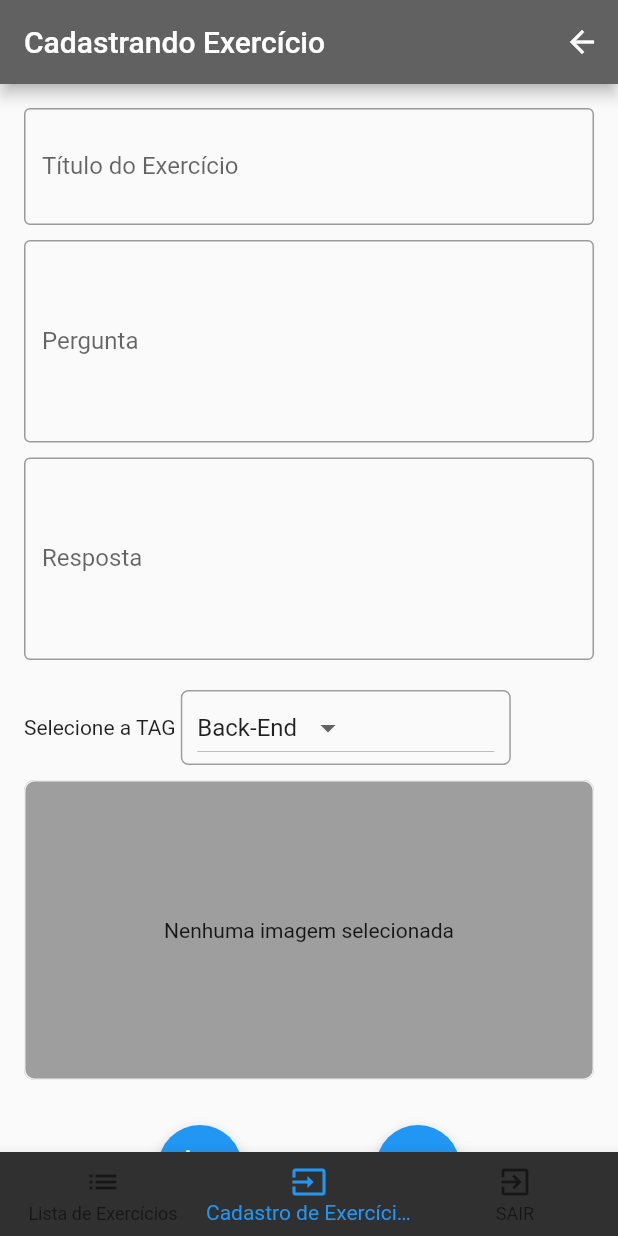
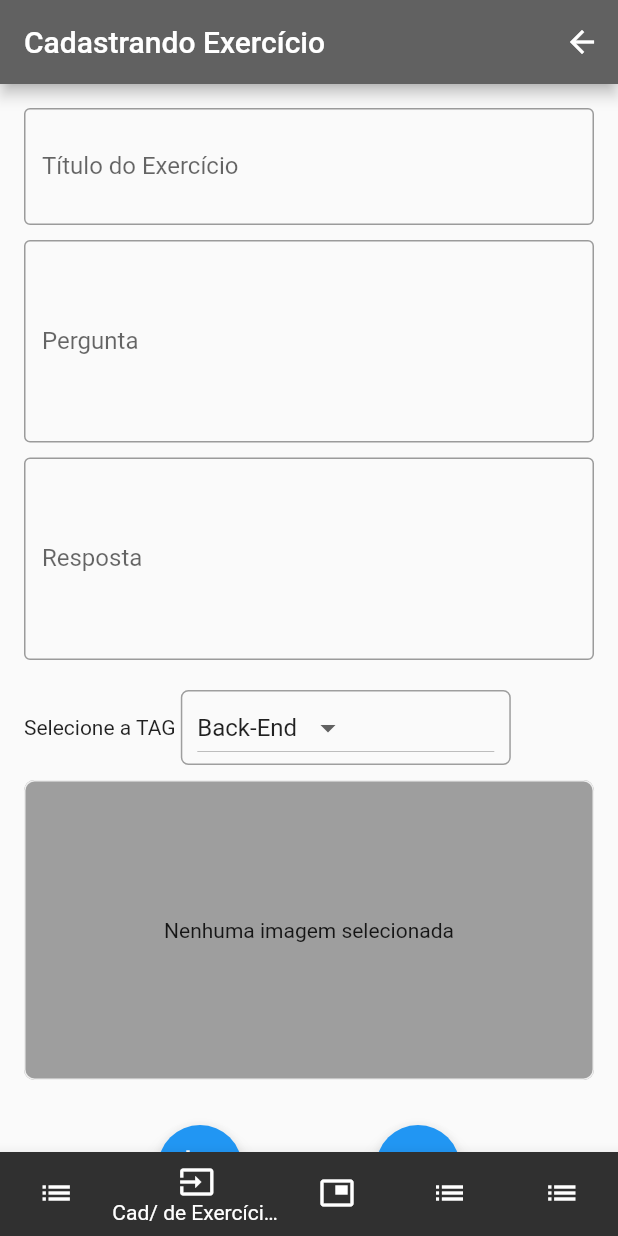
Before and after one commit to adolfosp/Back-Front_WebCodeTricks, a Flutter app: the HomeScreen screen opened directly, item 2 of the bottom bar chosen, after a tap on the "add a photo" icon, on a phone screen of 412 x 824 dp. Run offline on Flutter 3.47's test engine with Material 2 defaults, Android fonts, the phone set to English and light mode, and no system bars; our stand-ins replace cloud_firestore, firebase_auth, firebase_storage, google_fonts, google_sign_in, image_picker and 3 more; missing offline and left inert: bloc_pattern, multilevel_drawer; accounts and stored records are empty; network calls fail.

Commit message:
Criando o cadastrar de imagens, listar e excluir

```diff
--- a/lib/model/firestore_service.dart
+++ b/lib/model/firestore_service.dart
@@ -1,5 +1,6 @@
 import 'package:cloud_firestore/cloud_firestore.dart';
 import 'package:webcodetricks/model/exercise.dart';
+import 'package:webcodetricks/model/image.dart';
 
 class FirestoreService {
   static final FirestoreService _firestoreService =
@@ -39,6 +40,20 @@ class FirestoreService {
         );
   }
 
+  Stream<List<Images>> getImageWhere(String usuario) {
+    return _db
+        .collection('images')
+        .where('usuario', isEqualTo: usuario)
+        .snapshots()
+        .map(
+          (snapshot) => snapshot.documents
+              .map(
+                (doc) => Images.fromMap(doc.data, doc.documentID),
+              )
+              .toList(),
+        );
+  }
+
   Future<void> addExercise(Exercise exercise) {
     return _db.collection('exercise').add(exercise.toMap());
   }
@@ -47,10 +62,18 @@ class FirestoreService {
     return _db.collection('exercise').document(id).delete();
   }
 
+  Future<void> deleteNodeImage(String id) {
+    return _db.collection('images').document(id).delete();
+  }
+
   Future<void> updateExercise(Exercise exercise) {
     return _db
         .collection('exercise')
         .document(exercise.id)
         .updateData(exercise.toMap());
   }
+
+  Future<void> addImage(Images images) {
+    return _db.collection('images').add(images.toMap());
+  }
 }
--- /dev/null
+++ b/lib/model/image.dart
@@ -0,0 +1,28 @@
+class Images {
+  final String id;
+  final String url;
+  final int pos;
+  final int x;
+  final int y;
+  final String usuario;
+
+  Images({this.id, this.url, this.pos, this.x, this.y, this.usuario});
+
+  Images.fromMap(Map<String, dynamic> data, String id)
+      : url = data['image'],
+        id = id,
+        pos = data['pos'],
+        x = data['x'],
+        y = data['y'],
+        usuario = data['usuario'];
+
+  Map<String, dynamic> toMap() {
+    return {
+      "image": url,
+      "pos": pos,
+      "x": x,
+      "y": y,
+      "usuario": usuario,
+    };
+  }
+}
--- /dev/null
+++ b/lib/screen/addImage.dart
@@ -0,0 +1,202 @@
+import 'dart:async';
+import 'dart:io';
+import 'package:firebase_storage/firebase_storage.dart';
+import 'package:webcodetricks/model/firestore_service.dart';
+import 'package:webcodetricks/model/image.dart';
+import 'package:flutter/material.dart';
+import 'package:image_picker/image_picker.dart';
+import 'package:webcodetricks/screen/home_page_image.dart';
+import 'package:webcodetricks/screen/home_screen.dart';
+
+class AddImage extends StatefulWidget {
+  final Image image;
+  String usuarioF;
+
+  AddImage({Key key, this.image, this.usuarioF}) : super(key: key);
+
+  @override
+  _AddImageState createState() => _AddImageState();
+}
+
+class _AddImageState extends State<AddImage> {
+  File _image;
+  bool _loading;
+  double _progressValue;
+  final StorageReference storageRef = FirebaseStorage.instance.ref();
+
+  Future<String> uploadImage(imageFile) async {
+    StorageUploadTask uploadTask = storageRef
+        .child(DateTime.now().millisecondsSinceEpoch.toString())
+        .putFile(imageFile);
+    StorageTaskSnapshot storageSnap = await uploadTask.onComplete;
+    String downloadURL = await storageSnap.ref.getDownloadURL();
+    return downloadURL;
+  }
+
+  Future getImageFromGallery() async {
+    final picker = ImagePicker();
+    final pickedFile = await picker.getImage(source: ImageSource.gallery);
+
+    if (pickedFile?.path == null) return;
+
+    final image = File(pickedFile.path);
+
+    setState(() {
+      _image = image;
+    });
+  }
+
+  Future getImageFromCamera() async {
+    final picker = ImagePicker();
+    final pickedFile = await picker.getImage(source: ImageSource.camera);
+
+    if (pickedFile?.path == null) return;
+
+    final image = File(pickedFile.path);
+
+    setState(() {
+      _image = image;
+    });
+  }
+
+  @override
+  void initState() {
+    super.initState();
+    _loading = false;
+    _progressValue = 0.0;
+  }
+
+  @override
+  Widget build(BuildContext context) {
+    return Container(
+      child: Center(
+        child: Column(
+            mainAxisAlignment: MainAxisAlignment.center,
+            crossAxisAlignment: CrossAxisAlignment.center,
+            children: <Widget>[
+              Padding(
+                padding: const EdgeInsets.all(16.0),
+                child: Row(
+                  mainAxisAlignment: MainAxisAlignment.spaceEvenly,
+                  children: <Widget>[
+                    FloatingActionButton(
+                      heroTag: "btn1",
+                      onPressed: getImageFromCamera,
+                      tooltip: 'Capturar Imagem',
+                      child: Icon(Icons.add_a_photo),
+                    ),
+                    FloatingActionButton(
+                      heroTag: "btn2",
+                      onPressed: getImageFromGallery,
+                      tooltip: 'Capturar Imagem',
+                      child: Icon(Icons.wallpaper),
+                    ),
+                  ],
+                ),
+              ),
+              Container(
+                decoration: BoxDecoration(
+                  border: Border.all(
+                    color: Colors.grey[200],
+                    width: 1,
+                  ),
+                  borderRadius: BorderRadius.circular(7),
+                  boxShadow: [
+                    new BoxShadow(
+                      color: Colors.grey,
+                      offset: new Offset(0.0, 0.0),
+                    ),
+                  ],
+                ),
+                width: MediaQuery.of(context).size.width,
+                height: 200.0,
+                child: Center(
+                  child: _image != null
+                      ? Image.file(_image)
+                      : Text(
+                          "Nenhuma imagem selecionada",
+                          textAlign: TextAlign.center,
+                        ),
+                ),
+              ),
+              Padding(
+                padding: const EdgeInsets.all(8.0),
+                child: Center(
+                  child: _loading
+                      ? Column(
+                          mainAxisAlignment: MainAxisAlignment.center,
+                          children: <Widget>[
+                            CircularProgressIndicator(
+                              value: _progressValue,
+                            ),
+                            Text('${(_progressValue * 100).round()}%'),
+                          ],
+                        )
+                      : Text(""),
+                ),
+              ),
+              Center(
+                child: Column(
+                    mainAxisAlignment: MainAxisAlignment.center,
+                    children: <Widget>[
+                      SizedBox(
+                        height: 50.0,
+                        width: 150.0,
+                        child: RaisedButton(
+                            color: Theme.of(context).primaryColor,
+                            textColor: Colors.white,
+                            child: Text(
+                              "Salvar",
+                              style: TextStyle(fontSize: 25.0),
+                            ),
+                            onPressed: () async {
+                              try {
+                                setState(() {
+                                  _loading = !_loading;
+
+                                  _updateProgress();
+                                });
+
+                                String myUrl;
+                                myUrl = await uploadImage(_image);
+                                Images images = Images(
+                                    url: myUrl,
+                                    pos: 1,
+                                    x: 1,
+                                    y: 1,
+                                    usuario: widget.usuarioF);
+                                await FirestoreService().addImage(images);
+
+                                Navigator.of(context).pushReplacement(
+                                    MaterialPageRoute(
+                                        builder: (context) => HomePageImage(
+                                            usuarioAutor: widget.usuarioF)));
+                              } catch (e) {
+                                print(e);
+                              }
+                            }),
+                      ),
+                    ]),
+              ),
+            ]),
+      ),
+    );
+  }
+
+  void _updateProgress() {
+    const oneSec = const Duration(seconds: 1);
+    new Timer.periodic(oneSec, (Timer t) {
+      setState(() {
+        _progressValue += 0.2;
+        // we "finish" downloading here
+        if (_progressValue.toStringAsFixed(1) == '1.0') {
+          _loading = false;
+          t.cancel();
+          _progressValue:
+          0.0;
+          return;
+        }
+      });
+    });
+  }
+}
--- a/lib/screen/home_screen.dart
+++ b/lib/screen/home_screen.dart
@@ -1,10 +1,12 @@
 import 'package:flutter/material.dart';
 import 'package:webcodetricks/main.dart';
 import 'package:webcodetricks/screen/addExercise.dart';
+import 'package:webcodetricks/screen/addImage.dart';
 import 'package:webcodetricks/screen/home_page.dart';
+import 'package:webcodetricks/screen/home_page_image.dart';
 
 class HomeScreen extends StatefulWidget {
-    HomeScreen({Key key, this.usuario }) : super(key: key);
+  HomeScreen({Key key, this.usuario}) : super(key: key);
   final String usuario;
 
   @override
@@ -12,7 +14,6 @@ class HomeScreen extends StatefulWidget {
 }
 
 class _HomeScreenState extends State<HomeScreen> {
-
   PageController _pageController;
   int _page = 0;
 
@@ -52,21 +53,24 @@ class _HomeScreenState extends State<HomeScreen> {
                       textAlign: TextAlign.center)),
               BottomNavigationBarItem(
                   icon: Icon(Icons.input),
-              title: Text(
-                "Cadastro de Exercícios",
+                  title: Text("Cad/ de Exercícios",
                       overflow: TextOverflow.visible,
-                textAlign: TextAlign.center,
-              ),
-            ),
+                      textAlign: TextAlign.center)),
               BottomNavigationBarItem(
-              icon: Icon(Icons.exit_to_app),
-              title: Text(
-                "SAIR",
+                  icon: Icon(Icons.picture_in_picture),
+                  title: Text("Cad/ de Imagens",
                       overflow: TextOverflow.visible,
-                textAlign: TextAlign.center,
-              ),
-            ),
-
+                      textAlign: TextAlign.center)),
+              BottomNavigationBarItem(
+                  icon: Icon(Icons.list),
+                  title: Text("Lista de Imagens",
+                      overflow: TextOverflow.visible,
+                      textAlign: TextAlign.center)),
+              BottomNavigationBarItem(
+                  icon: Icon(Icons.list),
+                  title: Text("Sair do App",
+                      overflow: TextOverflow.visible,
+                      textAlign: TextAlign.center)),
             ],
           ),
         ),
@@ -78,7 +82,11 @@ class _HomeScreenState extends State<HomeScreen> {
                 _page = p;
               });
             },
-            children: <Widget>[HomePageExercise(usuarioF:widget.usuario), AddExercise(usuarioF:widget.usuario),
+            children: <Widget>[
+              HomePageExercise(usuarioF: widget.usuario),
+              AddExercise(usuarioF: widget.usuario),
+              AddImage(usuarioF: widget.usuario),
+              HomePageImage(usuarioAutor: widget.usuario),
               AlertDialog(
                 content: Text("Deseja realmente sair?"),
                 actions: <Widget>[
@@ -88,7 +96,8 @@ class _HomeScreenState extends State<HomeScreen> {
                     onPressed: () {
                       Navigator.pushReplacement(
                         context,
-                          MaterialPageRoute(builder: (context) => LoginPageWidget()),
+                        MaterialPageRoute(
+                            builder: (context) => LoginPageWidget()),
                       );
                     },
                   ),
@@ -99,30 +108,8 @@ class _HomeScreenState extends State<HomeScreen> {
                   )
                 ],
               )
-
-
-
-
-
-
-
-
-
-
-
-
-
-
-
-
-
-
             ],
-
           ),
         ));
-
   }
-
-
 }
```
Also changed, not shown: lib/chat/back/chat_screenback.dart (+21 -18 lines), lib/pageInicial.dart (+7 -2 lines), lib/screen/home_page_image.dart (added, +126 -0 lines). Lines whose indentation alone changed are shown as unchanged.
